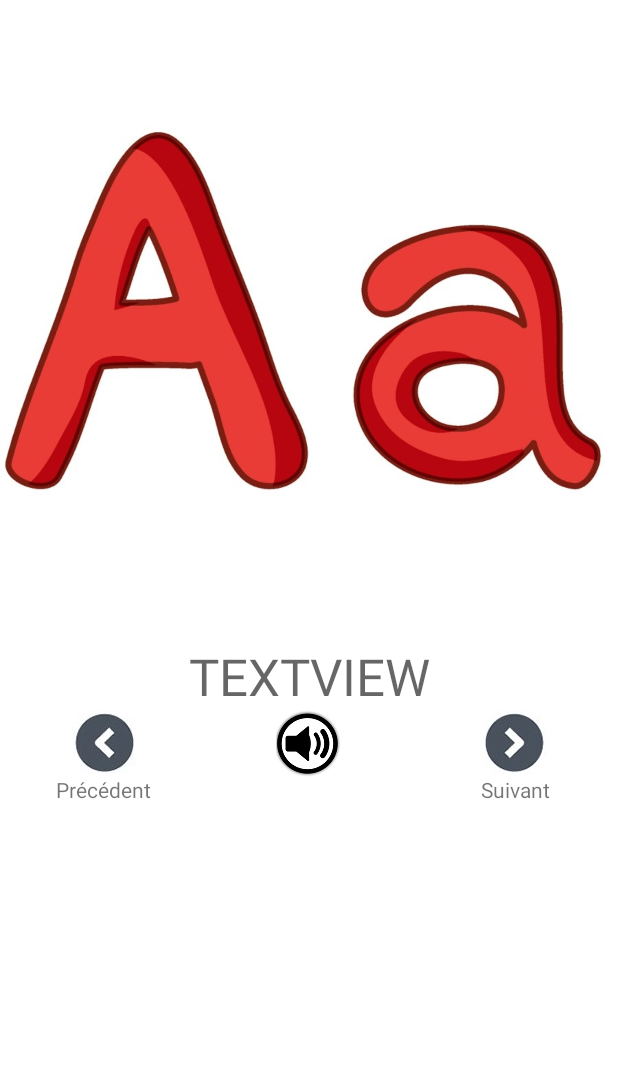
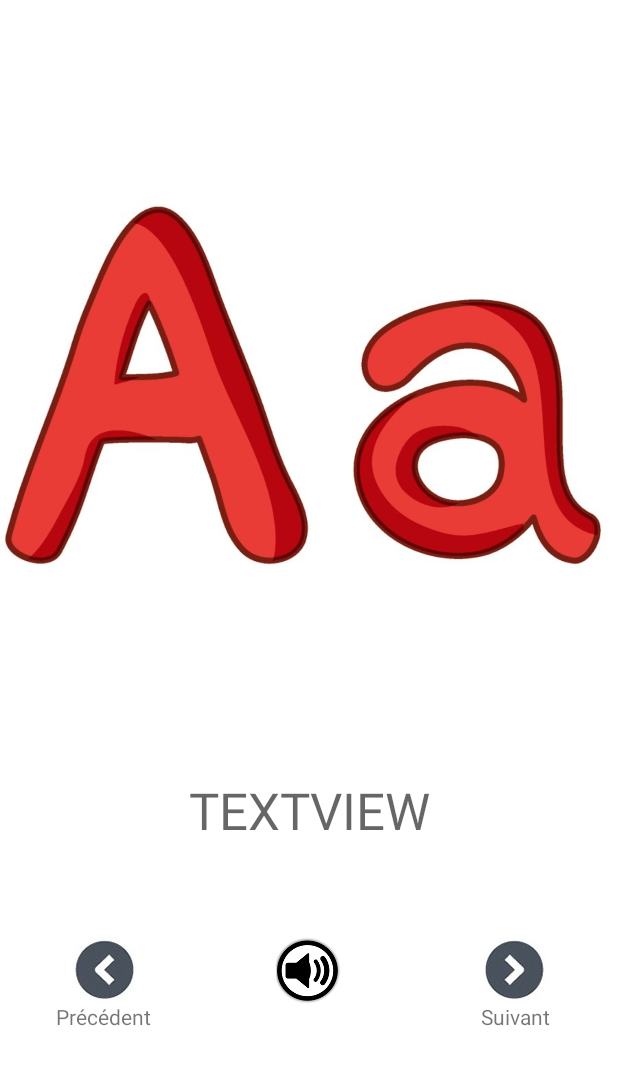
Before and after one commit to Liva-Jonathan/learning-app, an Android app: the layout fragment_learn.xml on its own in the app's theme, with its tools: preview values and no code run, on a phone screen of 412 x 824 dp. Shown: the top 1065 px of the screen. Run offline under Robolectric (Android 15) with nearby library versions, the phone set to English and light mode, and no system bars.

Commit message:
Update fragment_learn.xml

```diff
--- a/Learning/app/src/main/res/layout/fragment_learn.xml
+++ b/Learning/app/src/main/res/layout/fragment_learn.xml
@@ -9,11 +9,13 @@
     <LinearLayout
         android:layout_width="match_parent"
         android:layout_height="match_parent"
-        android:orientation="vertical">
+        android:orientation="vertical"
+        android:paddingTop="10dp">
 
         <LinearLayout
             android:layout_width="match_parent"
-            android:layout_height="428dp"
+            android:layout_height="match_parent"
+            android:layout_weight="1"
             android:orientation="vertical">
 
             <ImageView
@@ -26,7 +28,8 @@
 
         <LinearLayout
             android:layout_width="match_parent"
-            android:layout_height="wrap_content"
+            android:layout_height="match_parent"
+            android:layout_weight="2.3"
             android:orientation="vertical">
 
             <TextView
@@ -43,6 +46,7 @@
         <LinearLayout
             android:layout_width="match_parent"
             android:layout_height="match_parent"
+            android:layout_weight="2"
             android:orientation="horizontal">
 
             <LinearLayout
```
